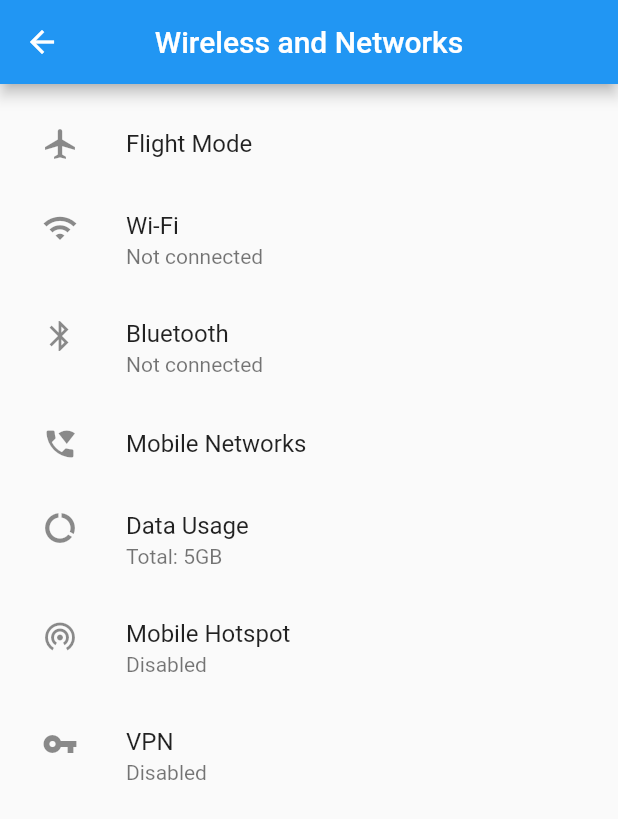
After one commit to kwe-k-u/settings, a Flutter app: the screen it shows after launch, after a tap on "Wireless and Networks", on a phone screen of 412 x 824 dp. The commit adds this screen. Shown: the top 819 px of the screen. Run offline on Flutter 3.47's test engine with Material 2 defaults, Android fonts, the phone set to English and light mode, and no system bars.

Commit message:
Added basic wireless and network UI

```diff
--- a/lib/UI/HomePage.dart
+++ b/lib/UI/HomePage.dart
@@ -1,4 +1,5 @@
 import 'package:flutter/material.dart';
+import 'package:settings/UI/WirelessAndNetworksPage.dart';
 
 
 class HomePage extends StatefulWidget {
@@ -26,6 +27,11 @@ class _HomePageState extends State<HomePage> {
                 leading: Icon(Icons.wifi),
                 title: Text("Wireless and Networks"),
                 subtitle: Text("Wifi, Bluetooth. Mobile networks, Flight Mode"),
+                onTap: (){
+                  Navigator.push(context, MaterialPageRoute(
+                    builder: (context)=> WirelessAndNetworksPage()
+                  ));
+                },
               ),
 
               ListTile(
--- /dev/null
+++ b/lib/UI/WirelessAndNetworksPage.dart
@@ -0,0 +1,81 @@
+import 'package:flutter/material.dart';
+
+class WirelessAndNetworksPage extends StatefulWidget {
+  @override
+  _WirelessAndNetworksPageState createState() => _WirelessAndNetworksPageState();
+}
+
+class _WirelessAndNetworksPageState extends State<WirelessAndNetworksPage> {
+  @override
+  Widget build(BuildContext context) {
+    return MaterialApp(
+      home: Scaffold(
+        appBar: AppBar(
+          title: Text("Wireless and Networks"),
+          centerTitle: true,
+          leading: BackButton(
+            onPressed: (){
+              Navigator.pop(context);
+            },
+          ),
+        ),
+
+        body: Container(
+          padding: EdgeInsets.all(12.0),
+          child: ListView(
+            children: [
+
+
+              ListTile(
+                leading: Icon(Icons.airplanemode_active),
+                title: Text("Flight Mode"),
+              ),
+
+
+              ListTile(
+                leading: Icon(Icons.wifi),
+                title: Text("Wi-Fi"),
+                subtitle: Text("Not connected"),
+              ),
+
+
+              ListTile(
+                leading: Icon(Icons.bluetooth),
+                title: Text("Bluetooth"),
+                subtitle: Text("Not connected"),
+              ),
+
+
+              ListTile(
+                leading: Icon(Icons.wifi_calling),
+                title: Text("Mobile Networks"),
+              ),
+
+
+              ListTile(
+                leading: Icon(Icons.data_usage_outlined),
+                title: Text("Data Usage"),
+                subtitle: Text("Total: 5GB"),
+              ),
+
+
+              ListTile(
+                leading: Icon(Icons.wifi_tethering_sharp),
+                title: Text("Mobile Hotspot"),
+                subtitle: Text("Disabled"),
+              ),
+
+
+              ListTile(
+                leading: Icon(Icons.vpn_key_sharp),
+                title: Text("VPN"),
+                subtitle: Text("Disabled"),
+              ),
+
+            ],
+          ),
+        ),
+      ),
+    );
+  }
+}
```
